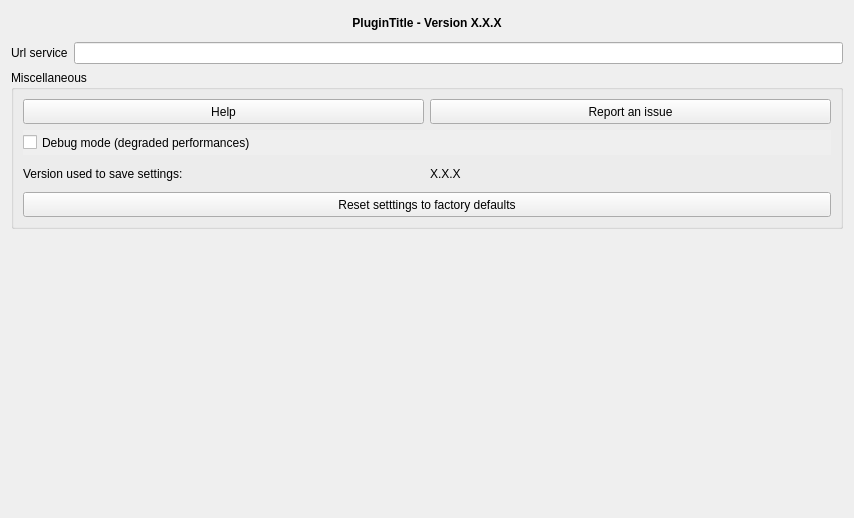
Above: gpf_isochrone_isodistance_itineraire/gui/dlg_settings.ui from Geoplateforme/plugin-qgis-gpf-isochrone-isodistance-itineraire before the change. Below: the same form after it.
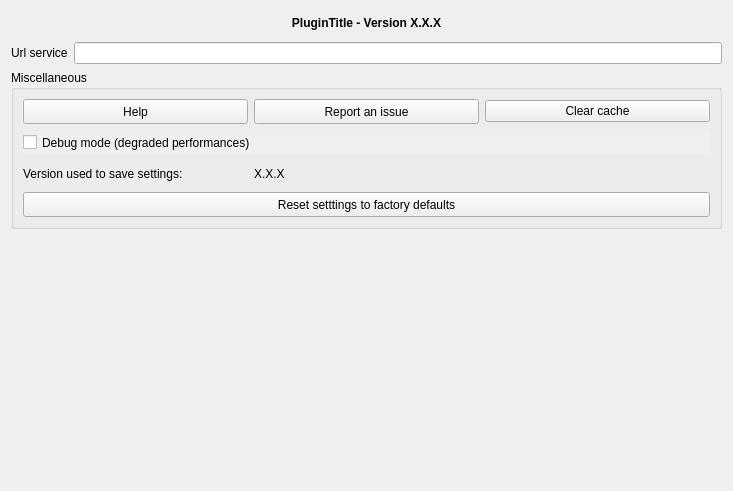
That is the form after the change.

Commit message: feat(settings): add option to clear cache

Diff of the .ui file:
```diff
--- a/gpf_isochrone_isodistance_itineraire/gui/dlg_settings.ui
+++ b/gpf_isochrone_isodistance_itineraire/gui/dlg_settings.ui
@@ -6,8 +6,8 @@
    <rect>
     <x>0</x>
     <y>0</y>
-    <width>854</width>
-    <height>518</height>
+    <width>733</width>
+    <height>491</height>
    </rect>
   </property>
   <property name="windowTitle">
@@ -95,53 +95,6 @@
       <bool>false</bool>
      </property>
      <layout class="QGridLayout" name="gridLayout">
-      <item row="2" column="1">
-       <widget class="QLabel" name="lbl_version_saved_value">
-        <property name="minimumSize">
-         <size>
-          <width>0</width>
-          <height>25</height>
-         </size>
-        </property>
-        <property name="maximumSize">
-         <size>
-          <width>16777215</width>
-          <height>30</height>
-         </size>
-        </property>
-        <property name="locale">
-         <locale language="English" country="UnitedStates"/>
-        </property>
-        <property name="text">
-         <string notr="true">X.X.X</string>
-        </property>
-        <property name="textInteractionFlags">
-         <set>Qt::NoTextInteraction</set>
-        </property>
-       </widget>
-      </item>
-      <item row="0" column="1">
-       <widget class="QPushButton" name="btn_report">
-        <property name="minimumSize">
-         <size>
-          <width>200</width>
-          <height>25</height>
-         </size>
-        </property>
-        <property name="maximumSize">
-         <size>
-          <width>500</width>
-          <height>30</height>
-         </size>
-        </property>
-        <property name="locale">
-         <locale language="English" country="UnitedStates"/>
-        </property>
-        <property name="text">
-         <string>Report an issue</string>
-        </property>
-       </widget>
-      </item>
       <item row="2" column="0">
        <widget class="QLabel" name="lbl_version_saved">
         <property name="minimumSize">
@@ -164,6 +117,28 @@
         </property>
        </widget>
       </item>
+      <item row="0" column="1">
+       <widget class="QPushButton" name="btn_report">
+        <property name="minimumSize">
+         <size>
+          <width>200</width>
+          <height>25</height>
+         </size>
+        </property>
+        <property name="maximumSize">
+         <size>
+          <width>500</width>
+          <height>30</height>
+         </size>
+        </property>
+        <property name="locale">
+         <locale language="English" country="UnitedStates"/>
+        </property>
+        <property name="text">
+         <string>Report an issue</string>
+        </property>
+       </widget>
+      </item>
       <item row="0" column="0">
        <widget class="QPushButton" name="btn_help">
         <property name="minimumSize">
@@ -186,29 +161,7 @@
         </property>
        </widget>
       </item>
-      <item row="3" column="0" colspan="2">
-       <widget class="QPushButton" name="btn_reset">
-        <property name="minimumSize">
-         <size>
-          <width>200</width>
-          <height>25</height>
-         </size>
-        </property>
-        <property name="maximumSize">
-         <size>
-          <width>16777215</width>
-          <height>30</height>
-         </size>
-        </property>
-        <property name="autoFillBackground">
-         <bool>true</bool>
-        </property>
-        <property name="text">
-         <string>Reset setttings to factory defaults</string>
-        </property>
-       </widget>
-      </item>
-      <item row="1" column="0" colspan="2">
+      <item row="1" column="0" colspan="3">
        <widget class="QCheckBox" name="opt_debug">
         <property name="minimumSize">
          <size>
@@ -239,6 +192,60 @@
         </property>
        </widget>
       </item>
+      <item row="0" column="2">
+       <widget class="QPushButton" name="btn_clear_cache">
+        <property name="text">
+         <string>Clear cache</string>
+        </property>
+       </widget>
+      </item>
+      <item row="2" column="1" colspan="2">
+       <widget class="QLabel" name="lbl_version_saved_value">
+        <property name="minimumSize">
+         <size>
+          <width>0</width>
+          <height>25</height>
+         </size>
+        </property>
+        <property name="maximumSize">
+         <size>
+          <width>16777215</width>
+          <height>30</height>
+         </size>
+        </property>
+        <property name="locale">
+         <locale language="English" country="UnitedStates"/>
+        </property>
+        <property name="text">
+         <string notr="true">X.X.X</string>
+        </property>
+        <property name="textInteractionFlags">
+         <set>Qt::NoTextInteraction</set>
+        </property>
+       </widget>
+      </item>
+      <item row="3" column="0" colspan="3">
+       <widget class="QPushButton" name="btn_reset">
+        <property name="minimumSize">
+         <size>
+          <width>200</width>
+          <height>25</height>
+         </size>
+        </property>
+        <property name="maximumSize">
+         <size>
+          <width>16777215</width>
+          <height>30</height>
+         </size>
+        </property>
+        <property name="autoFillBackground">
+         <bool>true</bool>
+        </property>
+        <property name="text">
+         <string>Reset setttings to factory defaults</string>
+        </property>
+       </widget>
+      </item>
      </layout>
     </widget>
    </item>
```
The commit also changes 1 other file.
